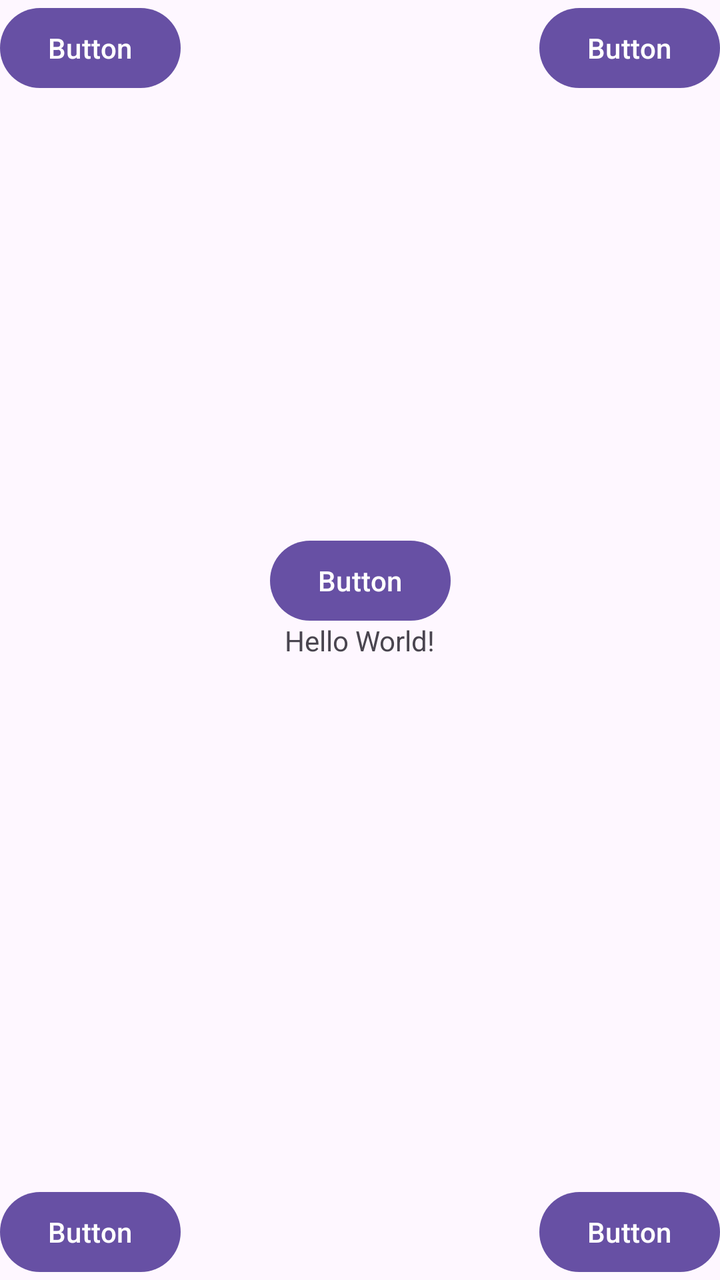
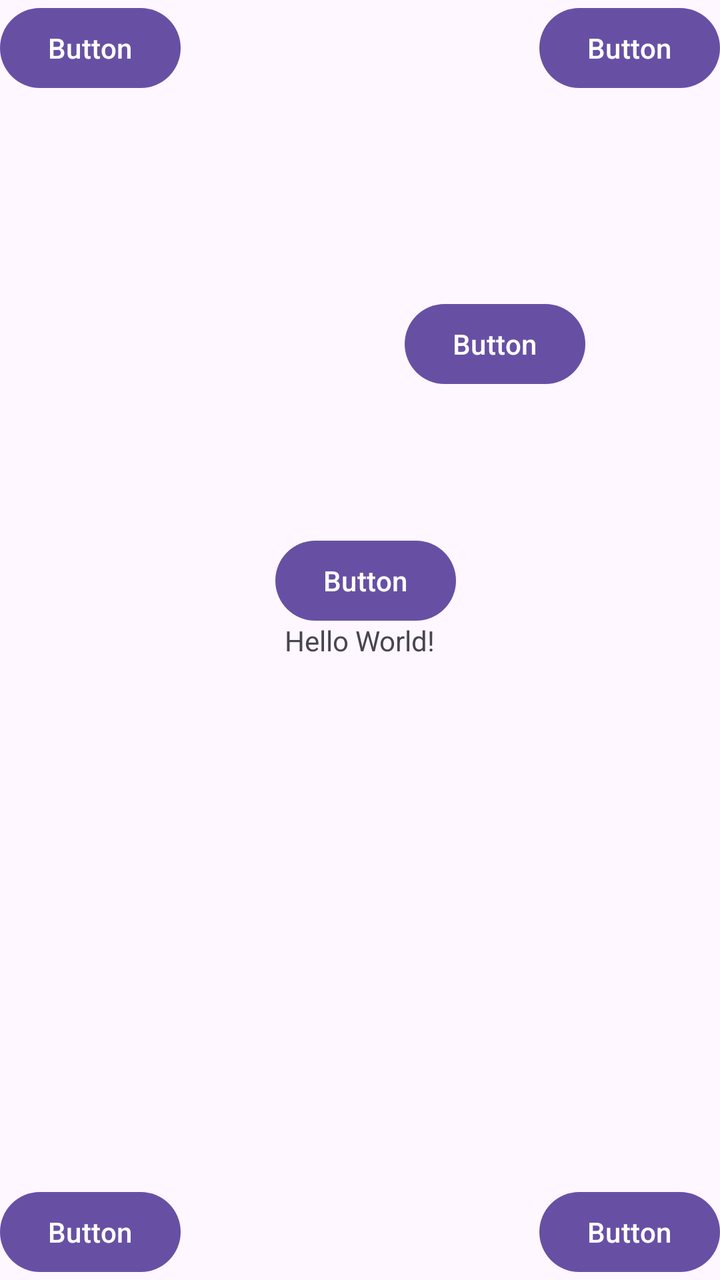

Compare the two renders of this Android layout. The source of the first and the diff that turns it into the second are given below.
<!-- AndroidManifest.xml: application theme Theme.ConstraintLayout -->
<!-- res/layout/activity_main.xml -->
<?xml version="1.0" encoding="utf-8"?>
<androidx.constraintlayout.widget.ConstraintLayout xmlns:android="http://schemas.android.com/apk/res/android"
    xmlns:app="http://schemas.android.com/apk/res-auto"
    xmlns:tools="http://schemas.android.com/tools"
    android:id="@+id/main"
    android:layout_width="match_parent"
    android:layout_height="match_parent"
    tools:context=".MainActivity">

    <TextView
        android:layout_width="wrap_content"
        android:layout_height="wrap_content"
        android:text="Hello World!"
        app:layout_constraintBottom_toBottomOf="parent"
        app:layout_constraintEnd_toEndOf="parent"
        app:layout_constraintStart_toStartOf="parent"
        app:layout_constraintTop_toTopOf="parent" />

    <Button
        android:id="@+id/button"
        android:layout_width="wrap_content"
        android:layout_height="wrap_content"
        android:text="Button"
        app:layout_constraintEnd_toEndOf="parent"
        app:layout_constraintTop_toTopOf="parent" />

    <Button
        android:id="@+id/button2"
        android:layout_width="wrap_content"
        android:layout_height="wrap_content"
        android:text="Button"
        app:layout_constraintStart_toStartOf="parent"
        app:layout_constraintTop_toTopOf="parent" />

    <Button
        android:id="@+id/button3"
        android:layout_width="wrap_content"
        android:layout_height="wrap_content"
        android:text="Button"
        app:layout_constraintBottom_toBottomOf="parent"
        app:layout_constraintStart_toStartOf="parent" />

    <Button
        android:id="@+id/button4"
        android:layout_width="wrap_content"
        android:layout_height="wrap_content"
        android:text="Button"
        app:layout_constraintBottom_toBottomOf="parent"
        app:layout_constraintEnd_toEndOf="parent" />

    <Button
        android:id="@+id/button5"
        android:layout_width="wrap_content"
        android:layout_height="wrap_content"
        android:text="Button"
        app:layout_constraintBottom_toBottomOf="parent"
        app:layout_constraintEnd_toEndOf="parent"
        app:layout_constraintStart_toStartOf="parent"
        app:layout_constraintTop_toTopOf="parent"
        app:layout_constraintVertical_bias="0.45" />

</androidx.constraintlayout.widget.ConstraintLayout>
<!-- resources referenced by this layout -->
<resources>
  <style name="Theme.ConstraintLayout" parent="Base.Theme.ConstraintLayout" />
  <style name="Base.Theme.ConstraintLayout" parent="Theme.Material3.DayNight.NoActionBar">
          
          
      </style>
</resources>

<!-- the commit's change to res/layout/activity_main.xml (unified diff, before → after) -->
@@ -55,8 +55,24 @@
         android:text="Button"
         app:layout_constraintBottom_toBottomOf="parent"
         app:layout_constraintEnd_toEndOf="parent"
+        app:layout_constraintHorizontal_bias="0.51"
         app:layout_constraintStart_toStartOf="parent"
         app:layout_constraintTop_toTopOf="parent"
         app:layout_constraintVertical_bias="0.45" />
 
+    <Button
+        android:id="@+id/button8"
+        android:layout_width="wrap_content"
+        android:layout_height="wrap_content"
+        android:text="Button"
+        app:layout_constraintBottom_toBottomOf="parent"
+        app:layout_constraintEnd_toEndOf="parent"
+        app:layout_constraintStart_toStartOf="parent"
+        app:layout_constraintTop_toTopOf="parent"
+
+        app:layout_constraintHorizontal_bias="0.75"
+        app:layout_constraintVertical_bias="0.25"
+
+        />
+
 </androidx.constraintlayout.widget.ConstraintLayout>
